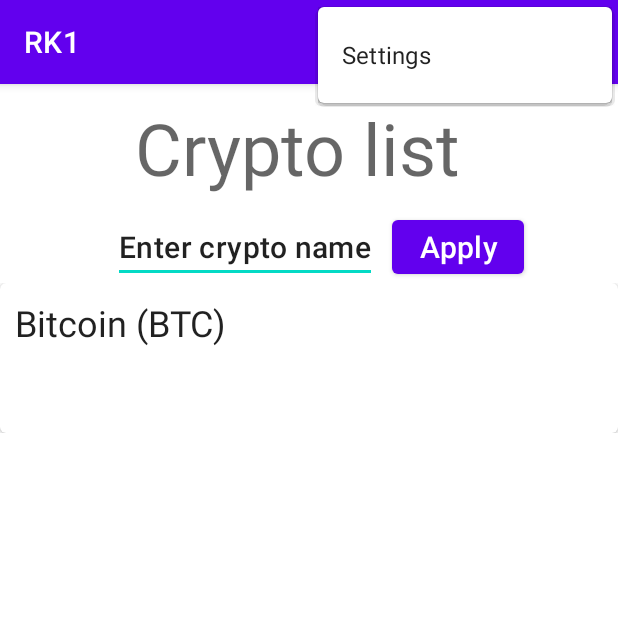
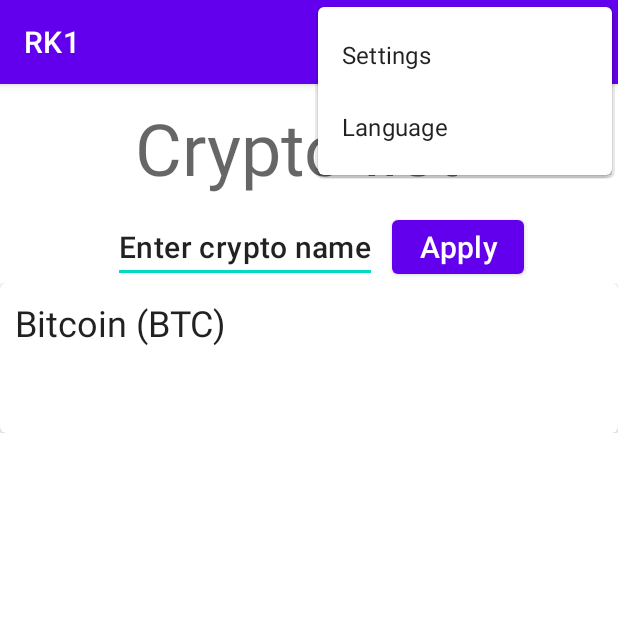
Before and after one commit to Ga1ath/RK1, an Android app: the screen it shows after launch (ItemsListActivity), with the options menu open, on a phone screen of 412 x 824 dp, the top half of it. Run offline under Robolectric (Android 15) with nearby library versions, the phone set to English and light mode, and no system bars.

Commit message:
Local and Land layout for main screen added

```diff
--- a/app/src/main/java/com/example/rk1/itemList/ItemsListActivity.kt
+++ b/app/src/main/java/com/example/rk1/itemList/ItemsListActivity.kt
@@ -2,6 +2,7 @@ package com.example.rk1.itemList
 
 import android.content.Intent
 import android.os.Bundle
+import android.util.Log
 import android.view.Menu
 import android.view.MenuItem
 import androidx.activity.viewModels
@@ -12,6 +13,7 @@ import com.example.rk1.R
 import com.example.rk1.data.Item
 import com.example.rk1.itemDetail.ItemDetailActivity
 import com.example.rk1.settings.Settings
+import java.util.*
 
 const val ITEM_ID = "item id"
 
@@ -55,6 +57,33 @@ class ItemsListActivity : AppCompatActivity() {
             true
         }
 
+        R.id.action_language -> {
+            if (item.title.toString() == "Language") {
+                val locale = Locale("ru")
+                Locale.setDefault(locale)
+                val config = resources.configuration
+                config.setLocale(locale)
+
+                createConfigurationContext(config)
+
+                resources.updateConfiguration(config, resources.displayMetrics)
+                recreate()
+                true
+            } else {
+                val locale = Locale("en")
+                Locale.setDefault(locale)
+                val config = resources.configuration
+                config.setLocale(locale)
+
+                createConfigurationContext(config)
+
+                resources.updateConfiguration(config, resources.displayMetrics)
+                recreate()
+                true
+            }
+
+        }
+
         else -> {
             // If we got here, the user's action was not recognized.
             // Invoke the superclass to handle it.
--- a/app/src/main/java/com/example/rk1/settings/SettingsFragment.kt
+++ b/app/src/main/java/com/example/rk1/settings/SettingsFragment.kt
@@ -12,7 +12,6 @@ class SettingsFragment : PreferenceFragmentCompat() {
         setPreferencesFromResource(R.xml.root_preferences, rootKey)
 
         val editPref = preferenceScreen.findPreference("days")
-
         editPref.onPreferenceChangeListener = object: Preference.OnPreferenceChangeListener {
             override fun onPreferenceChange(preference: Preference?, newValue: Any?): Boolean {
                 try {
--- /dev/null
+++ b/app/src/main/res/layout-land/header_item.xml
@@ -0,0 +1,48 @@
+<?xml version="1.0" encoding="utf-8"?>
+<LinearLayout xmlns:android="http://schemas.android.com/apk/res/android"
+    xmlns:app="http://schemas.android.com/apk/res-auto"
+    android:orientation="vertical"
+    android:layout_width="match_parent"
+    android:layout_height="wrap_content"
+    android:layout_gravity="center_horizontal">
+
+    <TextView
+        android:id="@+id/header_text"
+        android:layout_width="245dp"
+        android:layout_height="wrap_content"
+        android:layout_gravity="center"
+        android:text="@string/item_finder"
+        android:textAppearance="?attr/textAppearanceHeadline3"
+        app:layout_constraintTop_toTopOf="parent"
+        app:layout_constraintStart_toStartOf="parent"
+        android:layout_marginTop="10dp"
+        android:layout_marginBottom="30dp"/>
+
+    <EditText
+        android:id="@+id/input_crypto"
+        android:imeOptions="flagNoExtractUi"
+        android:layout_width="wrap_content"
+        android:layout_height="wrap_content"
+        android:layout_gravity="center"
+        android:text="@string/input_crypto_name"
+        android:textAppearance="?attr/textAppearanceHeadline6"
+        android:autofillHints=""
+        android:inputType="text"
+        app:layout_constraintTop_toBottomOf="@+id/header_text"
+        app:layout_constraintStart_toStartOf="parent"
+        android:layout_marginTop="10dp"
+        android:layout_marginBottom="30dp"/>
+
+    <Button
+        android:id="@+id/button_submit"
+        android:layout_width="wrap_content"
+        android:layout_height="wrap_content"
+        android:layout_gravity="center"
+        android:text="@string/submit_text"
+        android:textAppearance="?attr/textAppearanceHeadline6"
+        app:layout_constraintTop_toBottomOf="@id/header_text"
+        app:layout_constraintLeft_toRightOf="@+id/input_crypto"
+        android:layout_marginTop="10dp"
+        android:layout_marginBottom="10dp" />
+
+</LinearLayout>
--- a/app/src/main/res/menu/menu.xml
+++ b/app/src/main/res/menu/menu.xml
@@ -4,5 +4,10 @@
     <item android:id="@+id/action_settings"
         android:title="@string/settings"
         app:showAsAction="never"/>
+    <item
+        android:id="@+id/action_language"
+        android:title="@string/language"
+        app:showAsAction="never"
+        />
 
 </menu>
--- a/app/src/main/res/values/strings.xml
+++ b/app/src/main/res/values/strings.xml
@@ -1,11 +1,12 @@
 <resources>
-    <string name="app_name">RK1</string>
+    <string name="app_name" translatable="false">RK1</string>
 
-    <string name="item1_name">Bitcoin (BTC)</string>
+    <string name="item1_name" translatable="false">Bitcoin (BTC)</string>
 
     <string name="item_finder">Crypto list</string>
     <string name="item1_description">test</string>
     <string name="input_crypto_name">Enter crypto name</string>
     <string name="submit_text">Apply</string>
     <string name="settings">Settings</string>
+    <string name="language">Language</string>
 </resources>
```
Also changed, not shown: 1 other file.
